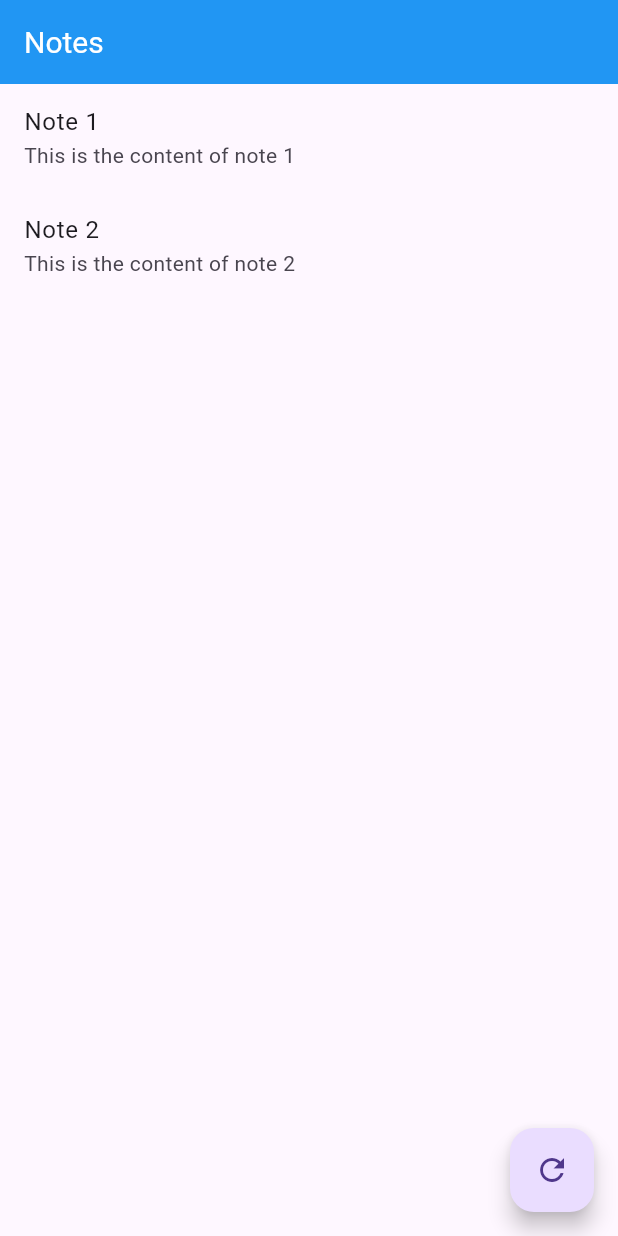
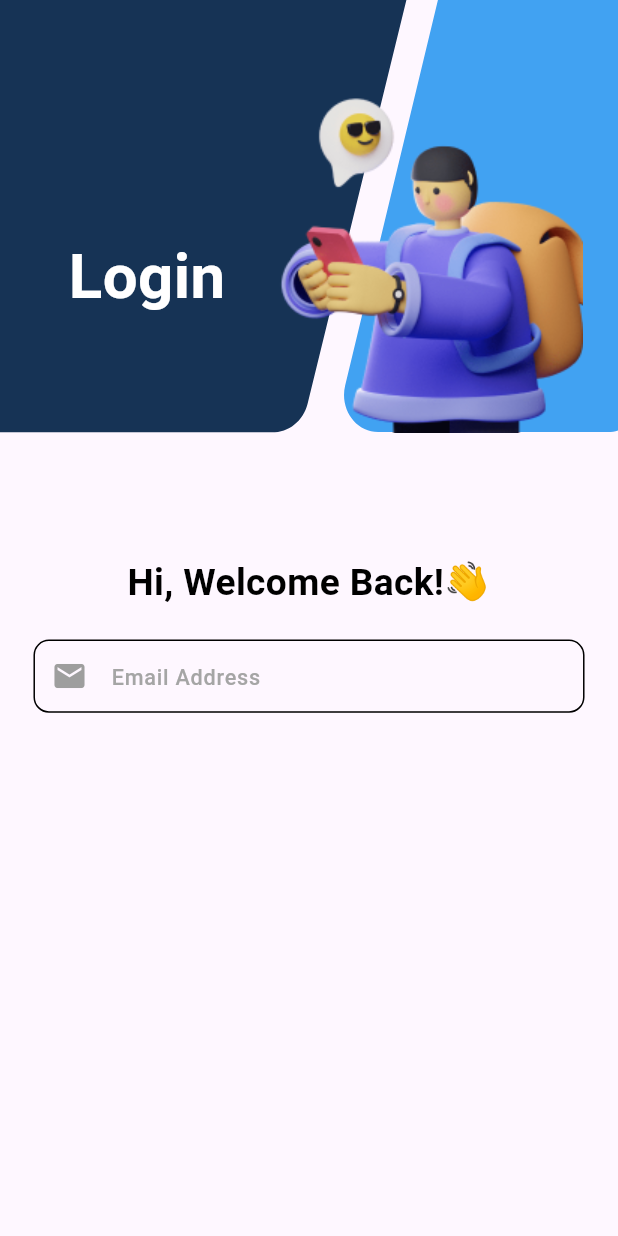
Before and after one commit to AsimAftab/student_sync, a Flutter app: the screen it shows after launch, on a phone screen of 412 x 824 dp. Run offline on Flutter 3.47's test engine with Material 3 defaults, Android fonts, the phone set to English and light mode, and no system bars; our stand-ins replace flutter_riverpod, flutter_screenutil, flutter_svg, go_router, riverpod_annotation; generated files the repository leaves out were written again; Roboto replaces fonts that are missing (Lexend, Poppins).

Commit message:
Login Screen Images Added and Some System UI Configuration Changes for Status Bar

```diff
--- a/lib/main.dart
+++ b/lib/main.dart
@@ -1,6 +1,7 @@
-// main.dart
 import 'package:flutter/material.dart';
+import 'package:flutter/services.dart';
 import 'package:flutter_riverpod/flutter_riverpod.dart';
+import 'package:flutter_screenutil/flutter_screenutil.dart';
 import 'package:student_sync/router/route_handler.dart';
 import 'theme/theme.dart';
 
@@ -9,6 +10,7 @@ void main() {
     // Log error details or send them to an error monitoring service
     FlutterError.dumpErrorToConsole(details);
   };
+
   runApp(
     const ProviderScope(
       child: MyApp(),
@@ -21,6 +23,15 @@ class MyApp extends StatelessWidget {
 
   @override
   Widget build(BuildContext context) {
+    SystemChrome.setSystemUIOverlayStyle(const SystemUiOverlayStyle(
+      systemNavigationBarColor: Colors.transparent,
+      statusBarColor: Colors.transparent,
+    ));
+    return ScreenUtilInit(
+      designSize: const Size(360, 800),
+      minTextAdapt: true,
+      splitScreenMode: false,
+      builder: (context, child) {
         return MaterialApp.router(
           title: 'Flutter MVVM App Base',
           theme: appTheme,
@@ -29,5 +40,7 @@ class MyApp extends StatelessWidget {
           routeInformationParser: router.routeInformationParser,
           routeInformationProvider: router.routeInformationProvider,
         );
+      },
+    );
   }
 }
--- a/lib/router/route_handler.dart
+++ b/lib/router/route_handler.dart
@@ -1,15 +1,17 @@
 import 'package:flutter/material.dart';
 import 'package:go_router/go_router.dart';
+import 'package:student_sync/src/auth/view/login_view.dart';
 import 'package:student_sync/src/auth/view/note_view.dart';
 
 // Define your routes in a Router configuration
 final GoRouter router = GoRouter(
-  initialLocation: '/',
+  initialLocation: '/login',
   routes: [
     GoRoute(
       path: '/',
       builder: (context, state) => const NoteListScreen(),
     ),
+    GoRoute(path: '/login',builder: (context,state) => const LoginView()),
     // Define more routes here as needed
   ],
   errorBuilder: (context, state) {
--- /dev/null
+++ b/lib/src/auth/view/login_view.dart
@@ -0,0 +1,126 @@
+import 'package:flutter/material.dart';
+import 'package:flutter_riverpod/flutter_riverpod.dart';
+import 'package:flutter_screenutil/flutter_screenutil.dart';
+import 'package:flutter_svg/flutter_svg.dart';
+import 'package:student_sync/src/auth/vm/login_vm.dart';
+
+class LoginView extends ConsumerWidget {
+  const LoginView({super.key});
+
+  @override
+  Widget build(BuildContext context, WidgetRef ref) {
+    final vm = ref.watch(loginViewModelProvider.notifier);
+
+    return Scaffold(
+      body: SingleChildScrollView(
+        child: Column(
+          crossAxisAlignment: CrossAxisAlignment.center,
+          children: [
+            SizedBox(
+              width: MediaQuery.of(context).size.width,
+              height: 280.h, // Set a specific height for the Stack
+              child: Stack(
+                alignment: Alignment.center,
+                children: [
+                  Positioned(
+                    top: 0,
+                    left: 0,
+                    child: Container(
+                      height: 280.h,
+                      width: 240.w,
+                      child: SvgPicture.asset(
+                        'assets/images/login_left.svg',
+                        semanticsLabel: 'Login Illustration',
+                        fit: BoxFit.fill,
+                      ),
+                    ),
+                  ),
+                  Positioned(
+                    top: 0.h,
+                    right: 0,
+                    child: Container(
+                      height: 280.h,
+                      width: 160.w,
+                      child: SvgPicture.asset(
+                        'assets/images/login_right.svg',
+                        semanticsLabel: 'Login Illustration',
+                        fit: BoxFit.fill,
+                      ),
+                    ),
+                  ),
+                  Positioned(
+                    top: 20.h,
+                    right: -120.w,
+                    child: Container(
+                      height: 300.h,
+                      width: 500.w,
+                      child: Image.asset('assets/images/Avatar.png'),
+                    ),
+                  ),
+                  Positioned(
+                    top: 150.h,
+                    left: 40.w,
+                    child: Text(
+                      "Login",
+                      style: TextStyle(
+                        color: Colors.white,
+                        fontSize: 40.sp,
+                        fontFamily: 'Lexend',
+                        fontWeight: FontWeight.w700,
+                      ),
+                    ),
+                  ),
+                ],
+              ),
+            ),
+            SizedBox(height: 80.h), // Add some space between Stack and the text
+            Text(
+              "Hi, Welcome Back!👋",
+              style: TextStyle(
+                color: Colors.black,
+                fontSize: 24.sp,
+                fontFamily: 'Poppins',
+                fontWeight: FontWeight.w700
+              ),
+            ),
+          SizedBox(height: 20.h,),
+            SizedBox(
+              height: 50.h,
+              width: 321.w, // You can uncomment and adjust this line if you want width to be responsive
+              child: TextFormField(
+                decoration: InputDecoration(
+                  contentPadding: EdgeInsets.symmetric(horizontal: 18.w, vertical: 12.h),
+                  hintText: "Email Address",
+                  hintStyle: TextStyle(
+                    color: Color(0xFFA5A5A5),
+                    fontSize: 14.sp,
+                    fontWeight: FontWeight.w500,
+                  ),
+                  prefixIcon: Icon(Icons.email, color: Colors.grey),
+                  border: OutlineInputBorder(
+                    borderRadius: BorderRadius.all(Radius.circular(10.r)),
+                    borderSide: BorderSide(color: Colors.black),
+                  ),
+                  enabledBorder: OutlineInputBorder(
+                    borderRadius: BorderRadius.all(Radius.circular(10.r)),
+                    borderSide: BorderSide(color: Colors.black),
+                  ),
+                  focusedBorder: OutlineInputBorder(
+                    borderRadius: BorderRadius.all(Radius.circular(10.r)),
+                    borderSide: BorderSide(color: Colors.black, width: 1.w),
+                  ),
+                  disabledBorder: OutlineInputBorder(
+                    borderRadius: BorderRadius.all(Radius.circular(10.r)),
+                    borderSide: BorderSide(color: Color(0xFFA5A5A5)),
+                  ),
+                ),
+              ),
+            )
+
+
+          ],
+        ),
+      ),
+    );
+  }
+}
--- /dev/null
+++ b/lib/src/auth/vm/login_vm.dart
@@ -0,0 +1,34 @@
+import 'package:flutter/material.dart';
+import 'package:riverpod_annotation/riverpod_annotation.dart';
+
+part 'login_vm.g.dart';
+
+
+@riverpod
+class LoginViewModel extends _$LoginViewModel {
+  @override
+  void build() {
+    // Initialize any state or perform setup here if needed
+  }
+
+  // Define text editing controllers
+  final TextEditingController usernameController = TextEditingController();
+  final TextEditingController passwordController = TextEditingController();
+
+  void setUsername(String value) {
+    usernameController.text = value;
+  }
+
+  void setPassword(String value) {
+    passwordController.text = value;
+  }
+
+  Future<void> login() async {
+    // Placeholder login logic
+    if (usernameController.text.isNotEmpty && passwordController.text.isNotEmpty) {
+      // Simulate login operation
+      await Future.delayed(const Duration(seconds: 1));
+      // Handle login logic here
+    }
+  }
+}
--- a/pubspec.yaml
+++ b/pubspec.yaml
@@ -38,6 +38,9 @@ dependencies:
   flutter_riverpod: ^2.5.1
   riverpod_annotation: ^2.3.5
   go_router: ^14.2.7
+  flutter_svg: ^2.0.9
+  flutter_screenutil: ^5.9.3
+
 
 dev_dependencies:
   flutter_test:
@@ -54,6 +57,7 @@ dev_dependencies:
   custom_lint: ^0.6.4
   riverpod_lint: ^2.3.10
 
+
 # For information on the generic Dart part of this file, see the
 # following page: https://dart.dev/tools/pub/pubspec
 
@@ -69,6 +73,8 @@ flutter:
   # assets:
   #   - images/a_dot_burr.jpeg
   #   - images/a_dot_ham.jpeg
+  assets:
+    - assets/images/
 
   # An image asset can refer to one or more resolution-specific "variants", see
   # https://flutter.dev/assets-and-images/#resolution-aware
```
Also changed, not shown: assets/icons/email.svg (added), assets/images/Avatar.png (added), assets/images/login_left.svg (added), assets/images/login_right.svg (added), lib/src/auth/vm/login_vm.g.dart (added), pubspec.lock. Lines whose indentation alone changed are shown as unchanged.
